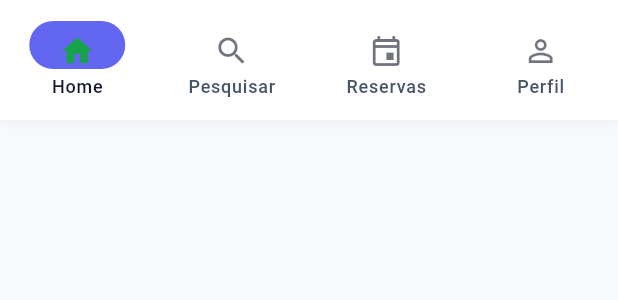
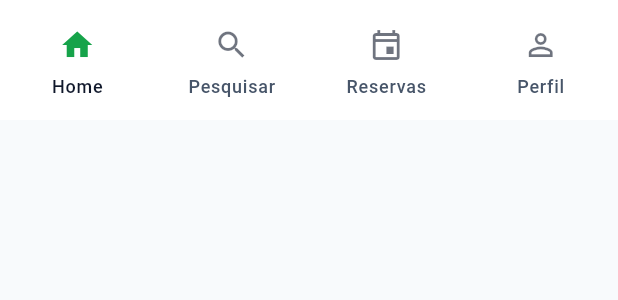
Before and after one commit to YuriGarciaRibeiro/SportHub-App, a Flutter app: the AppNavigationBar widget shown alone on an empty page, opened directly with empty values, on a phone screen of 412 x 824 dp. Shown: the top 300 px of the screen. Run offline on Flutter 3.47's test engine with Material 3 defaults, Android fonts, the phone set to English and light mode, and no system bars; our stand-ins replace flutter_secure_storage, geocoding, geolocator, go_router, shared_preferences, sizer; accounts and stored records are empty.

Commit message:
refactor: Simplify icon widget usage in AppNavigationBar and update background color handling

```diff
--- a/lib/widgets/app_navigation_bar.dart
+++ b/lib/widgets/app_navigation_bar.dart
@@ -67,83 +67,60 @@ class AppNavigationBar extends StatelessWidget {
     return NavigationBar(
       selectedIndex: currentIndex,
       onDestinationSelected: onTap,
-      backgroundColor: Colors.transparent,
+      backgroundColor: Theme.of(context).colorScheme.surface,
       elevation: 0,
       labelBehavior: NavigationDestinationLabelBehavior.alwaysShow,
+      indicatorColor: Colors.transparent, // Remove o fundo colorido quando selecionado
       destinations: [
         NavigationDestination(
-          icon: Padding(
-            padding: const EdgeInsets.only(top: 8.0),
-            child: CustomIconWidget(
+          icon: CustomIconWidget(
             iconName: 'home_outlined',
             color: Theme.of(context).colorScheme.onSurface.withOpacity(0.6),
             size: 24,
           ),
-          ),
-          selectedIcon: Padding(
-            padding: const EdgeInsets.only(top: 8.0),
-            child: CustomIconWidget(
+          selectedIcon: CustomIconWidget(
             iconName: 'home',
             color: Theme.of(context).primaryColor,
             size: 24,
           ),
-          ),
           label: 'Home',
         ),
         NavigationDestination(
-          icon: Padding(
-            padding: const EdgeInsets.only(top: 8.0),
-            child: CustomIconWidget(
+          icon: CustomIconWidget(
             iconName: 'search',
             color: Theme.of(context).colorScheme.onSurface.withOpacity(0.6),
             size: 24,
           ),
-          ),
-          selectedIcon: Padding(
-            padding: const EdgeInsets.only(top: 8.0),
-            child: CustomIconWidget(
+          selectedIcon: CustomIconWidget(
             iconName: 'search',
             color: Theme.of(context).primaryColor,
             size: 24,
           ),
-          ),
           label: 'Pesquisar',
         ),
         NavigationDestination(
-          icon: Padding(
-            padding: const EdgeInsets.only(top: 8.0),
-            child: CustomIconWidget(
+          icon: CustomIconWidget(
             iconName: 'event_outlined',
             color: Theme.of(context).colorScheme.onSurface.withOpacity(0.6),
             size: 24,
           ),
-          ),
-          selectedIcon: Padding(
-            padding: const EdgeInsets.only(top: 8.0),
-            child: CustomIconWidget(
+          selectedIcon: CustomIconWidget(
             iconName: 'event',
             color: Theme.of(context).primaryColor,
             size: 24,
           ),
-          ),
           label: 'Reservas',
         ),
         NavigationDestination(
-          icon: Padding(
-            padding: const EdgeInsets.only(top: 8.0),
-            child: CustomIconWidget(
+          icon: CustomIconWidget(
             iconName: 'person_outline',
             color: Theme.of(context).colorScheme.onSurface.withOpacity(0.6),
             size: 24,
           ),
-          ),
-          selectedIcon: Padding(
-            padding: const EdgeInsets.only(top: 8.0),
-            child: CustomIconWidget(
+          selectedIcon: CustomIconWidget(
             iconName: 'person',
             color: Theme.of(context).primaryColor,
             size: 24,
-            ),
           ),
           label: 'Perfil',
         ),
@@ -161,16 +138,6 @@ class AppNavigationBar extends StatelessWidget {
         onTap: onTap,
       ),
       android: Container(
-        decoration: BoxDecoration(
-          color: Theme.of(context).colorScheme.surface,
-          boxShadow: [
-            BoxShadow(
-              color: Colors.black.withOpacity(0.1),
-              blurRadius: 10,
-              offset: const Offset(0, -2),
-            ),
-          ],
-        ),
         child: buildMaterial(
           context: context,
           currentIndex: currentIndex,
```
Lines whose indentation alone changed are shown as unchanged.
